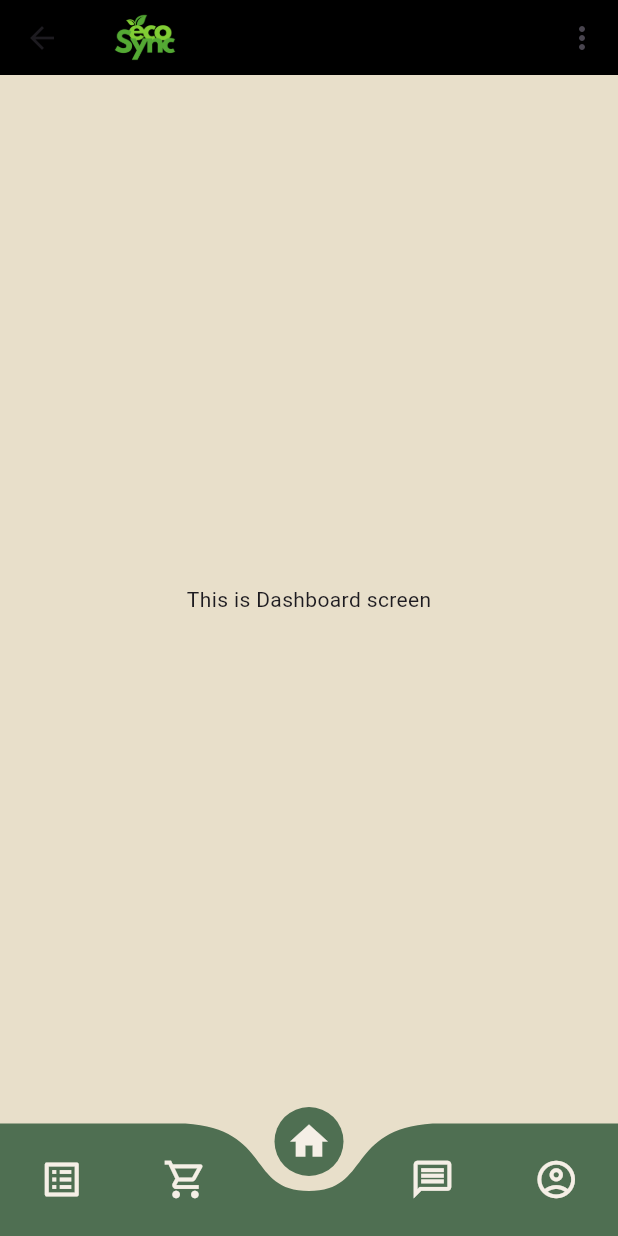
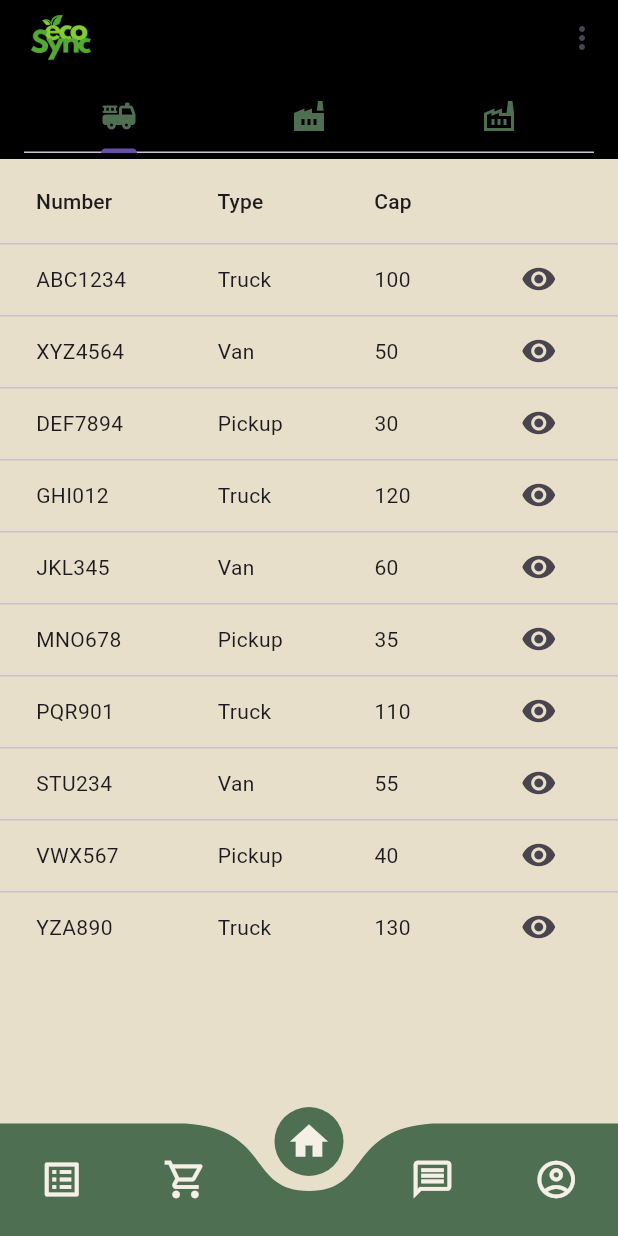
Before and after one commit to nafi-ullah/waste-management-app, a Flutter app: the LoginScreen screen opened directly, after a tap on "LOGIN", on a phone screen of 412 x 824 dp. Run offline on Flutter 3.47's test engine with Material 3 defaults, Android fonts, the light colour scheme and no system bars; drawn by our look-alikes of curved_navigation_bar; our stand-ins replace google_fonts, shared_preferences; accounts and stored records are empty.

Commit message:
vehicle table added

```diff
--- /dev/null
+++ b/lib/Datas/vehicle.dart
@@ -0,0 +1,86 @@
+
+
+import 'package:waste_management/models/vehicle.dart';
+
+List<Vehicle> vehicles = [
+  Vehicle(
+    vehicleNumber: "ABC123",
+    vehicleType: "Truck",
+    capacity: 100,
+    landfillName: "City Landfill",
+    unloadedCost: 50.0,
+    loadedCost: 100.0,
+  ),
+  Vehicle(
+    vehicleNumber: "XYZ456",
+    vehicleType: "Van",
+    capacity: 50,
+    landfillName: "County Landfill",
+    unloadedCost: 40.0,
+    loadedCost: 80.0,
+  ),
+  Vehicle(
+    vehicleNumber: "DEF789",
+    vehicleType: "Pickup",
+    capacity: 30,
+    landfillName: "Town Landfill",
+    unloadedCost: 30.0,
+    loadedCost: 60.0,
+  ),
+  Vehicle(
+    vehicleNumber: "GHI012",
+    vehicleType: "Truck",
+    capacity: 120,
+    landfillName: "City Landfill",
+    unloadedCost: 60.0,
+    loadedCost: 110.0,
+  ),
+  Vehicle(
+    vehicleNumber: "JKL345",
+    vehicleType: "Van",
+    capacity: 60,
+    landfillName: "County Landfill",
+    unloadedCost: 45.0,
+    loadedCost: 85.0,
+  ),
+  Vehicle(
+    vehicleNumber: "MNO678",
+    vehicleType: "Pickup",
+    capacity: 35,
+    landfillName: "Town Landfill",
+    unloadedCost: 35.0,
+    loadedCost: 65.0,
+  ),
+  Vehicle(
+    vehicleNumber: "PQR901",
+    vehicleType: "Truck",
+    capacity: 110,
+    landfillName: "City Landfill",
+    unloadedCost: 55.0,
+    loadedCost: 105.0,
+  ),
+  Vehicle(
+    vehicleNumber: "STU234",
+    vehicleType: "Van",
+    capacity: 55,
+    landfillName: "County Landfill",
+    unloadedCost: 42.0,
+    loadedCost: 82.0,
+  ),
+  Vehicle(
+    vehicleNumber: "VWX567",
+    vehicleType: "Pickup",
+    capacity: 40,
+    landfillName: "Town Landfill",
+    unloadedCost: 38.0,
+    loadedCost: 68.0,
+  ),
+  Vehicle(
+    vehicleNumber: "YZA890",
+    vehicleType: "Truck",
+    capacity: 130,
+    landfillName: "City Landfill",
+    unloadedCost: 65.0,
+    loadedCost: 115.0,
+  ),
+];
--- /dev/null
+++ b/lib/models/vehicle.dart
@@ -0,0 +1,17 @@
+class Vehicle {
+  String vehicleNumber;
+  String vehicleType;
+  int capacity;
+  String landfillName;
+  double unloadedCost;
+  double loadedCost;
+
+  Vehicle({
+    required this.vehicleNumber,
+    required this.vehicleType,
+    required this.capacity,
+    required this.landfillName,
+    required this.unloadedCost,
+    required this.loadedCost,
+  });
+}
--- a/lib/screens/welcome/loginscreen.dart
+++ b/lib/screens/welcome/loginscreen.dart
@@ -1,6 +1,7 @@
 
 import 'package:flutter/material.dart';
 import 'package:waste_management/constants/theming.dart';
+import 'package:waste_management/router.dart';
 import 'package:waste_management/screens/homescreen/adminHomeScreen.dart';
 import 'package:waste_management/widgets/authWidgets/button_widget.dart';
 import 'package:waste_management/widgets/authWidgets/textField.dart';
@@ -34,13 +35,15 @@ class _LoginScreenState extends State<LoginScreen> {
     //     context: context,
     //     email: emailController.text,
     //     password: passwordController.text);
-    Navigator.push(
-      context,
-      MaterialPageRoute(
-        builder: (context) => const HomeScreen(),
-      ),
-    );
+    Navigator.pushAndRemoveUntil(
+        context,
+        generateRoute(
+            RouteSettings(name: HomeScreen.routeName)
+        ),
+        //MaterialPageRoute(builder: (context) => HomeScreen()), same as above
+            (route) => false);
   }
+
 
   @override
   Widget build(BuildContext context) {
--- a/lib/widgets/adminFeatures/Dashboard.dart
+++ b/lib/widgets/adminFeatures/Dashboard.dart
@@ -1,4 +1,7 @@
 import 'package:flutter/material.dart';
+import 'package:waste_management/constants/theming.dart';
+import 'package:waste_management/models/vehicle.dart';
+import 'package:waste_management/widgets/adminWidgets/vehicles.dart';
 
 class AdminDashboard extends StatefulWidget {
   const AdminDashboard({super.key});
@@ -8,8 +11,128 @@ class AdminDashboard extends StatefulWidget {
 }
 
 class _AdminDashboardState extends State<AdminDashboard> {
+  List<Vehicle> vehicles = [
+    Vehicle(
+      vehicleNumber: "ABC1234",
+      vehicleType: "Truck",
+      capacity: 100,
+      landfillName: "City Landfill",
+      unloadedCost: 50.0,
+      loadedCost: 100.0,
+    ),
+    Vehicle(
+      vehicleNumber: "XYZ4564",
+      vehicleType: "Van",
+      capacity: 50,
+      landfillName: "County Landfill",
+      unloadedCost: 40.0,
+      loadedCost: 80.0,
+    ),
+    Vehicle(
+      vehicleNumber: "DEF7894",
+      vehicleType: "Pickup",
+      capacity: 30,
+      landfillName: "Town Landfill",
+      unloadedCost: 30.0,
+      loadedCost: 60.0,
+    ),
+    Vehicle(
+      vehicleNumber: "GHI012",
+      vehicleType: "Truck",
+      capacity: 120,
+      landfillName: "City Landfill",
+      unloadedCost: 60.0,
+      loadedCost: 110.0,
+    ),
+    Vehicle(
+      vehicleNumber: "JKL345",
+      vehicleType: "Van",
+      capacity: 60,
+      landfillName: "County Landfill",
+      unloadedCost: 45.0,
+      loadedCost: 85.0,
+    ),
+    Vehicle(
+      vehicleNumber: "MNO678",
+      vehicleType: "Pickup",
+      capacity: 35,
+      landfillName: "Town Landfill",
+      unloadedCost: 35.0,
+      loadedCost: 65.0,
+    ),
+    Vehicle(
+      vehicleNumber: "PQR901",
+      vehicleType: "Truck",
+      capacity: 110,
+      landfillName: "City Landfill",
+      unloadedCost: 55.0,
+      loadedCost: 105.0,
+    ),
+    Vehicle(
+      vehicleNumber: "STU234",
+      vehicleType: "Van",
+      capacity: 55,
+      landfillName: "County Landfill",
+      unloadedCost: 42.0,
+      loadedCost: 82.0,
+    ),
+    Vehicle(
+      vehicleNumber: "VWX567",
+      vehicleType: "Pickup",
+      capacity: 40,
+      landfillName: "Town Landfill",
+      unloadedCost: 38.0,
+      loadedCost: 68.0,
+    ),
+    Vehicle(
+      vehicleNumber: "YZA890",
+      vehicleType: "Truck",
+      capacity: 130,
+      landfillName: "City Landfill",
+      unloadedCost: 65.0,
+      loadedCost: 115.0,
+    ),
+  ];
+
+
   @override
   Widget build(BuildContext context) {
-    return const Scaffold(body: Center(child: Text("This is Dashboard screen")),);
+    return  DefaultTabController(
+      length: 3,
+        child: Scaffold(
+          appBar: AppBar(
+            backgroundColor: Colors.black,
+            title: const TabBar(
+                tabs: [
+                  Tab(
+                    icon: Icon(Icons.fire_truck_rounded, color: kPrimaryLightColor,),
+                  ),
+                  Tab(
+                    icon: Icon(Icons.factory, color: kPrimaryLightColor),
+                  ),
+                  Tab(
+                    icon: Icon(Icons.factory_outlined, color: kPrimaryLightColor),
+                  ),
+                ]),
+          ),
+          body: TabBarView(
+    children: [
+      Container(
+    child: VehicleDataTable(vehicles: vehicles,)
+    ),
+    Container(
+    child: Center(
+    child: Text("This is STS"),
+    ),
+    ),
+    Container(
+    child: Center(
+    child: Text("This is Landfill"),
+    ),
+    ),
+    ],
+    )
+        )
+    );
   }
 }
--- /dev/null
+++ b/lib/widgets/adminWidgets/vehicles.dart
@@ -0,0 +1,62 @@
+import 'package:flutter/material.dart';
+import 'package:waste_management/models/vehicle.dart';
+
+
+
+class VehicleDataTable extends StatelessWidget {
+  final List<Vehicle> vehicles;
+
+  const VehicleDataTable({Key? key, required this.vehicles}) : super(key: key);
+
+  @override
+  Widget build(BuildContext context) {
+    return DataTable(
+      columns: [
+        DataColumn(label: Text('Number')),
+        DataColumn(label: Text('Type')),
+        DataColumn(label: Text('Cap')),
+        DataColumn(label: Text('')),
+      ],
+      rows: vehicles.map((vehicle) {
+        return DataRow(cells: [
+          DataCell(Text(vehicle.vehicleNumber)),
+          DataCell(Text(vehicle.vehicleType)),
+          DataCell(Text(vehicle.capacity.toString())),
+          DataCell(IconButton(
+            icon: Icon(Icons.remove_red_eye),
+            onPressed: () {
+              showDialog(
+                context: context,
+                builder: (BuildContext context) {
+                  return AlertDialog(
+                    title: Text('Vehicle Details'),
+                    content: SingleChildScrollView(
+                      child: ListBody(
+                        children: <Widget>[
+                          Text('Vehicle Number: ${vehicle.vehicleNumber}'),
+                          Text('Vehicle Type: ${vehicle.vehicleType}'),
+                          Text('Capacity: ${vehicle.capacity}'),
+                          Text('Landfill Name: ${vehicle.landfillName}'),
+                          Text('Unloaded Cost: ${vehicle.unloadedCost}'),
+                          Text('Loaded Cost: ${vehicle.loadedCost}'),
+                        ],
+                      ),
+                    ),
+                    actions: <Widget>[
+                      TextButton(
+                        child: Text('Close'),
+                        onPressed: () {
+                          Navigator.of(context).pop();
+                        },
+                      ),
+                    ],
+                  );
+                },
+              );
+            },
+          )),
+        ]);
+      }).toList(),
+    );
+  }
+}
```
